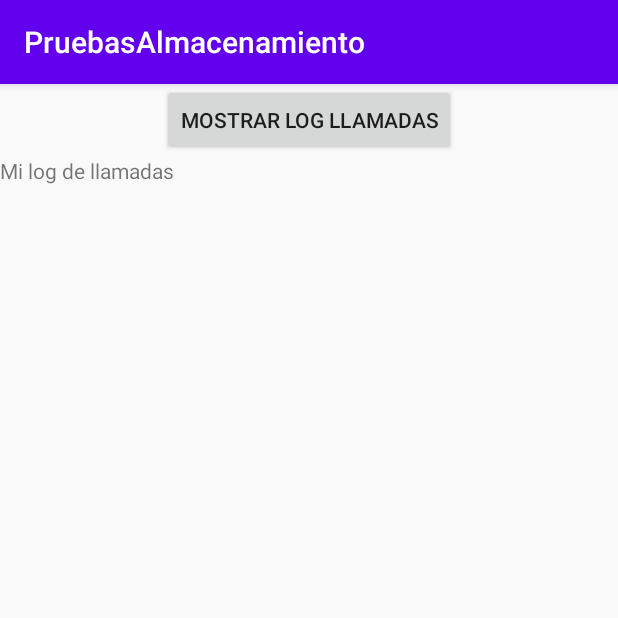
After one commit to castJonathan/PruebasAlmacenamiento, an Android app: the EjemploContentProvider screen opened directly, with no data from a screen before it, on a phone screen of 412 x 824 dp, the top half of it. The commit adds this screen. Run offline under Robolectric (Android 15) with nearby library versions, the phone set to English and light mode, and no system bars.

Commit message:
agregado de ContentProvider

```diff
--- /dev/null
+++ b/app/src/main/res/layout/activity_content_provider.xml
@@ -0,0 +1,48 @@
+<?xml version="1.0" encoding="utf-8"?>
+<LinearLayout xmlns:android="http://schemas.android.com/apk/res/android"
+    xmlns:app="http://schemas.android.com/apk/res-auto"
+    xmlns:tools="http://schemas.android.com/tools"
+    android:layout_width="match_parent"
+    android:layout_height="match_parent"
+    android:orientation="vertical"
+    tools:context=".EjemploContentProvider">
+
+    <Button
+        android:id="@+id/btnMostrarLlamadas"
+        android:layout_width="wrap_content"
+        android:layout_height="wrap_content"
+        android:layout_gravity="center"
+        android:text="Mostrar log llamadas"
+        tools:layout_editor_absoluteX="138dp"
+        tools:layout_editor_absoluteY="71dp"
+        android:onClick="mostrarLlamadas"/>
+
+    <ScrollView
+        android:layout_width="match_parent"
+        android:layout_height="match_parent">
+
+        <LinearLayout
+            android:layout_width="match_parent"
+            android:layout_height="match_parent">
+
+            <TextView
+                android:id="@+id/tvLlamadas"
+                android:layout_width="wrap_content"
+                android:layout_height="wrap_content"
+                android:text="Mi log de llamadas" />
+        </LinearLayout>
+
+    </ScrollView>
+
+    <TextView
+        android:id="@+id/tvTitulo"
+        android:layout_width="wrap_content"
+        android:layout_height="wrap_content"
+        android:layout_gravity="center"
+        android:text="Llamadas"
+        android:textSize="32sp"
+        tools:layout_editor_absoluteX="185dp"
+        tools:layout_editor_absoluteY="182dp" />
+
+
+</LinearLayout>
```
Also changed, not shown: app/src/main/AndroidManifest.xml (+7 -3 lines), app/src/main/java/com/jcastillo/pruebasalmacenamiento/EjemploContentProvider.java (added, +140 -0 lines), app/src/main/java/com/jcastillo/pruebasalmacenamiento/MainActivity.java (+11 -5 lines), app/src/main/res/layout/activity_main.xml (+10 -0 lines).
